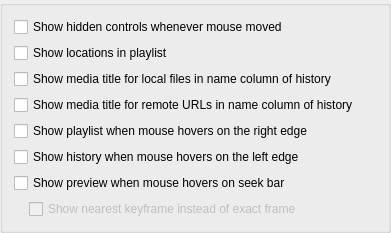
First picture: the form in src/bomi/ui/controlsthemewidget.ui, repository bylee20/bomi, before the edit.
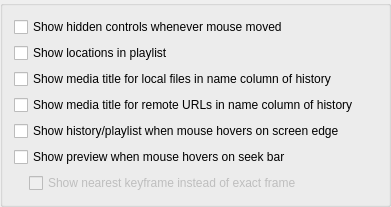
Second picture: the form after the edit.

Commit message: * New: show history/playlist by clicking left/right edge

```diff
--- a/src/bomi/ui/controlsthemewidget.ui
+++ b/src/bomi/ui/controlsthemewidget.ui
@@ -7,7 +7,7 @@
     <x>0</x>
     <y>0</y>
     <width>391</width>
-    <height>228</height>
+    <height>174</height>
    </rect>
   </property>
   <layout class="QVBoxLayout" name="verticalLayout">
@@ -42,14 +42,7 @@
    <item>
     <widget class="QCheckBox" name="show_playlist_on_hovered">
      <property name="text">
-      <string>Show playlist when mouse hovers on the right edge</string>
-     </property>
-    </widget>
-   </item>
-   <item>
-    <widget class="QCheckBox" name="show_history_on_hovered">
-     <property name="text">
-      <string>Show history when mouse hovers on the left edge</string>
+      <string>Show history/playlist when mouse hovers on screen edge</string>
      </property>
     </widget>
    </item>
```
Left out of the diff: 2 changed lines with no effect on the pictures. The commit also changes 10 other files.
